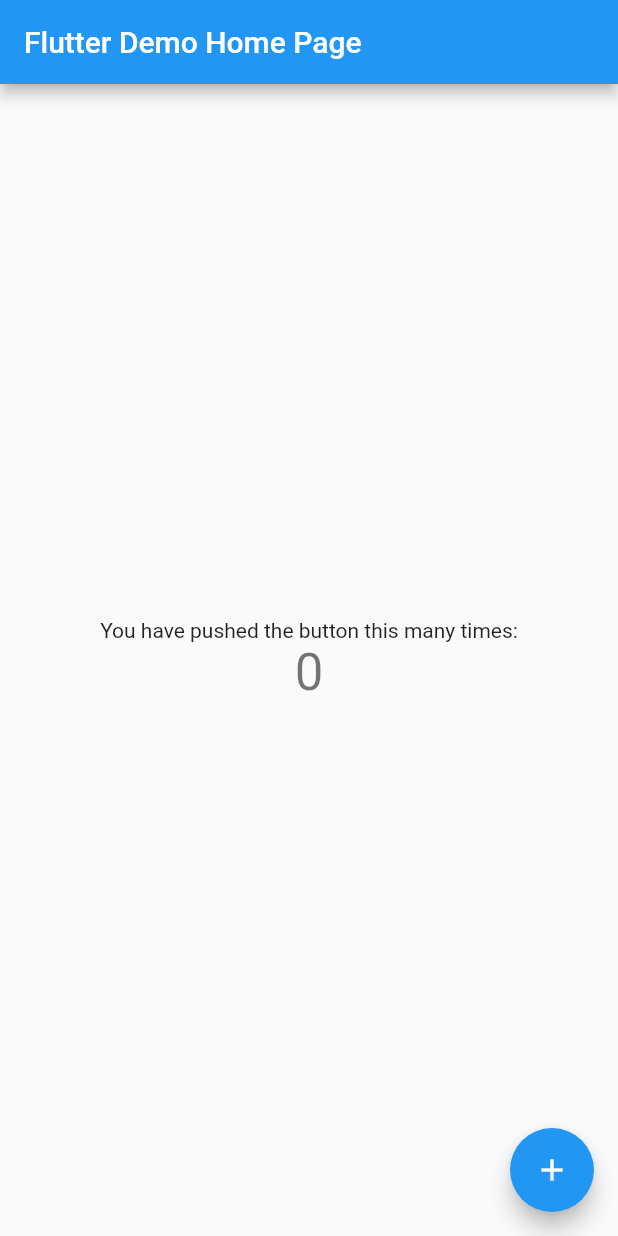
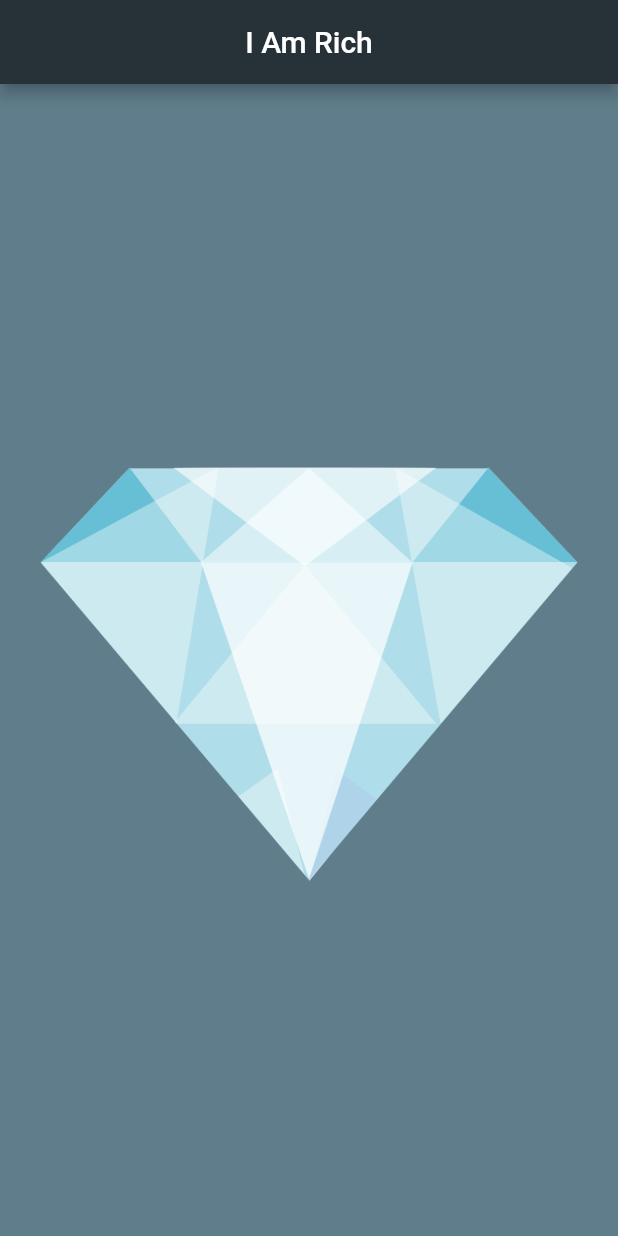
Before and after one commit to jkasanjian/flutter-class, a Flutter app: the screen it shows after launch, on a phone screen of 412 x 824 dp. Run offline on Flutter 3.47's test engine with Material 2 defaults, Android fonts, the phone set to English and light mode, and no system bars.

Commit message:
completed section 3: I am Rich

```diff
--- a/i_am_rich/lib/main.dart
+++ b/i_am_rich/lib/main.dart
@@ -1,117 +1,22 @@
 import 'package:flutter/material.dart';
 
+// Thr main function is the starting point for all our apps
 void main() {
-  runApp(MyApp());
-}
-
-class MyApp extends StatelessWidget {
-  // This widget is the root of your application.
-  @override
-  Widget build(BuildContext context) {
-    return MaterialApp(
-      title: 'Flutter Demo',
-      theme: ThemeData(
-        // This is the theme of your application.
-        //
-        // Try running your application with "flutter run". You'll see the
-        // application has a blue toolbar. Then, without quitting the app, try
-        // changing the primarySwatch below to Colors.green and then invoke
-        // "hot reload" (press "r" in the console where you ran "flutter run",
-        // or simply save your changes to "hot reload" in a Flutter IDE).
-        // Notice that the counter didn't reset back to zero; the application
-        // is not restarted.
-        primarySwatch: Colors.blue,
-        // This makes the visual density adapt to the platform that you run
-        // the app on. For desktop platforms, the controls will be smaller and
-        // closer together (more dense) than on mobile platforms.
-        visualDensity: VisualDensity.adaptivePlatformDensity,
-      ),
-      home: MyHomePage(title: 'Flutter Demo Home Page'),
-    );
-  }
-}
-
-class MyHomePage extends StatefulWidget {
-  MyHomePage({Key key, this.title}) : super(key: key);
-
-  // This widget is the home page of your application. It is stateful, meaning
-  // that it has a State object (defined below) that contains fields that affect
-  // how it looks.
-
-  // This class is the configuration for the state. It holds the values (in this
-  // case the title) provided by the parent (in this case the App widget) and
-  // used by the build method of the State. Fields in a Widget subclass are
-  // always marked "final".
-
-  final String title;
-
-  @override
-  _MyHomePageState createState() => _MyHomePageState();
-}
-
-class _MyHomePageState extends State<MyHomePage> {
-  int _counter = 0;
-
-  void _incrementCounter() {
-    setState(() {
-      // This call to setState tells the Flutter framework that something has
-      // changed in this State, which causes it to rerun the build method below
-      // so that the display can reflect the updated values. If we changed
-      // _counter without calling setState(), then the build method would not be
-      // called again, and so nothing would appear to happen.
-      _counter++;
-    });
-  }
-
-  @override
-  Widget build(BuildContext context) {
-    // This method is rerun every time setState is called, for instance as done
-    // by the _incrementCounter method above.
-    //
-    // The Flutter framework has been optimized to make rerunning build methods
-    // fast, so that you can just rebuild anything that needs updating rather
-    // than having to individually change instances of widgets.
-    return Scaffold(
-      appBar: AppBar(
-        // Here we take the value from the MyHomePage object that was created by
-        // the App.build method, and use it to set our appbar title.
-        title: Text(widget.title),
-      ),
-      body: Center(
-        // Center is a layout widget. It takes a single child and positions it
-        // in the middle of the parent.
-        child: Column(
-          // Column is also a layout widget. It takes a list of children and
-          // arranges them vertically. By default, it sizes itself to fit its
-          // children horizontally, and tries to be as tall as its parent.
-          //
-          // Invoke "debug painting" (press "p" in the console, choose the
-          // "Toggle Debug Paint" action from the Flutter Inspector in Android
-          // Studio, or the "Toggle Debug Paint" command in Visual Studio Code)
-          // to see the wireframe for each widget.
-          //
-          // Column has various properties to control how it sizes itself and
-          // how it positions its children. Here we use mainAxisAlignment to
-          // center the children vertically; the main axis here is the vertical
-          // axis because Columns are vertical (the cross axis would be
-          // horizontal).
-          mainAxisAlignment: MainAxisAlignment.center,
-          children: <Widget>[
-            Text(
-              'You have pushed the button this many times:',
-            ),
-            Text(
-              '$_counter',
-              style: Theme.of(context).textTheme.headline4,
-            ),
-          ],
+  runApp(
+    MaterialApp(
+      home: Scaffold(
+        backgroundColor: Colors.blueGrey,
+        appBar: AppBar(
+          centerTitle: true,
+          backgroundColor: Colors.blueGrey[900],
+          title: Text('I Am Rich'),
+        ),
+        body: Center(
+          child: Image(
+            image: AssetImage('images/diamond.png'),
+          ),
         ),
       ),
-      floatingActionButton: FloatingActionButton(
-        onPressed: _incrementCounter,
-        tooltip: 'Increment',
-        child: Icon(Icons.add),
-      ), // This trailing comma makes auto-formatting nicer for build methods.
-    );
-  }
+    ),
+  );
 }
```
Also changed, not shown: i_am_rich/pubspec.yaml (+2 -57 lines), i_am_rich/images/diamond.png (added), 31 other files.
